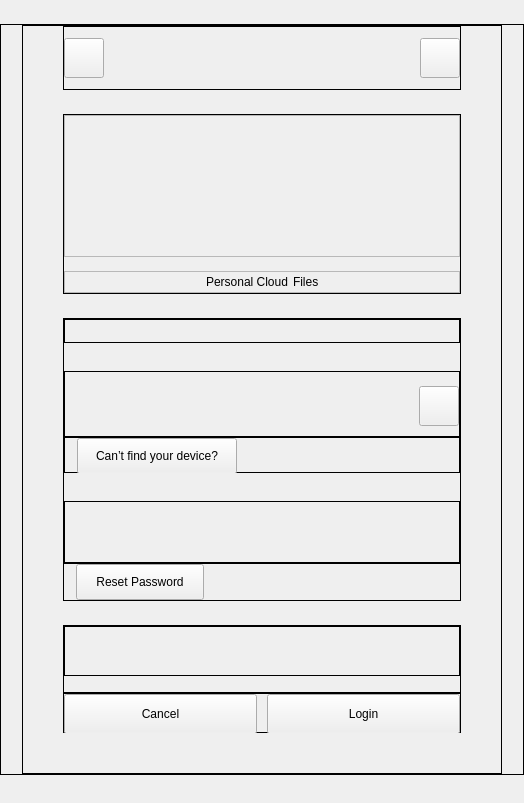
The window that src/gui/newwizard/pages/credentialspage.ui (CSG-Development/owncloud-client) describes before a commit, drawn with Qt 5.
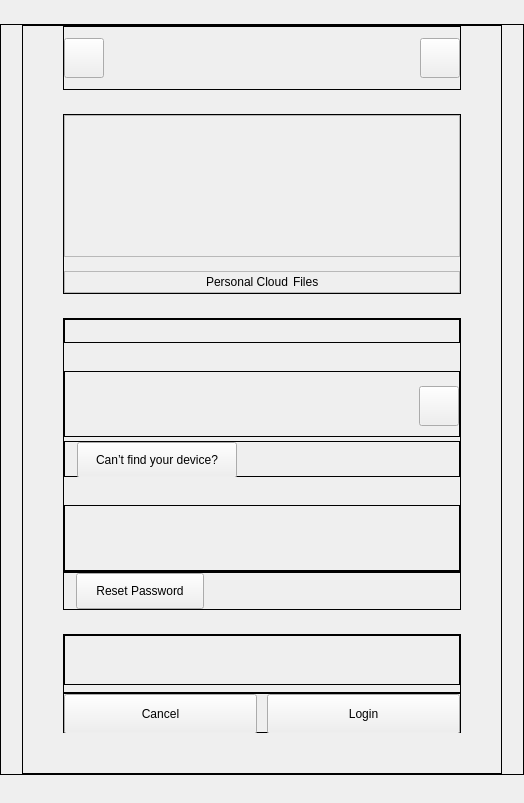
The same window after the commit. Custom widgets are drawn as their Qt base class.

Diff of the .ui file:
```diff
--- a/src/gui/newwizard/pages/credentialspage.ui
+++ b/src/gui/newwizard/pages/credentialspage.ui
@@ -106,7 +106,7 @@
          <item>
           <widget class="QFrame" name="frameContent">
            <property name="sizePolicy">
-            <sizepolicy hsizetype="Fixed" vsizetype="Maximum">
+            <sizepolicy hsizetype="Fixed" vsizetype="Preferred">
              <horstretch>0</horstretch>
              <verstretch>0</verstretch>
             </sizepolicy>
@@ -114,7 +114,7 @@
            <property name="minimumSize">
             <size>
              <width>480</width>
-             <height>692</height>
+             <height>0</height>
             </size>
            </property>
            <property name="maximumSize">
@@ -506,12 +506,6 @@
             </item>
             <item>
              <widget class="QFrame" name="frameInput">
-              <property name="minimumSize">
-               <size>
-                <width>0</width>
-                <height>232</height>
-               </size>
-              </property>
               <property name="frameShape">
                <enum>QFrame::Shape::Box</enum>
               </property>
@@ -983,7 +977,7 @@
                 <number>0</number>
                </property>
                <property name="bottomMargin">
-                <number>0</number>
+                <number>24</number>
                </property>
                <item>
                 <widget class="QFrame" name="frameErrorMessageInternal">
@@ -1041,22 +1035,6 @@
                  </layout>
                 </widget>
                </item>
-               <item>
-                <spacer name="verticalSpacer_6">
-                 <property name="orientation">
-                  <enum>Qt::Orientation::Vertical</enum>
-                 </property>
-                 <property name="sizeType">
-                  <enum>QSizePolicy::Policy::Expanding</enum>
-                 </property>
-                 <property name="sizeHint" stdset="0">
-                  <size>
-                   <width>20</width>
-                   <height>24</height>
-                  </size>
-                 </property>
-                </spacer>
-               </item>
               </layout>
              </widget>
             </item>
```
